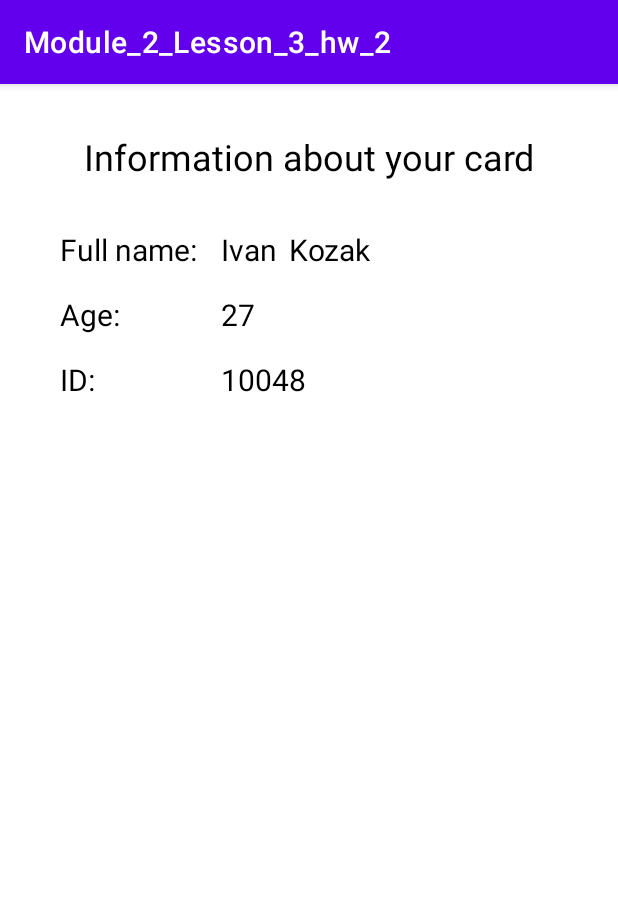
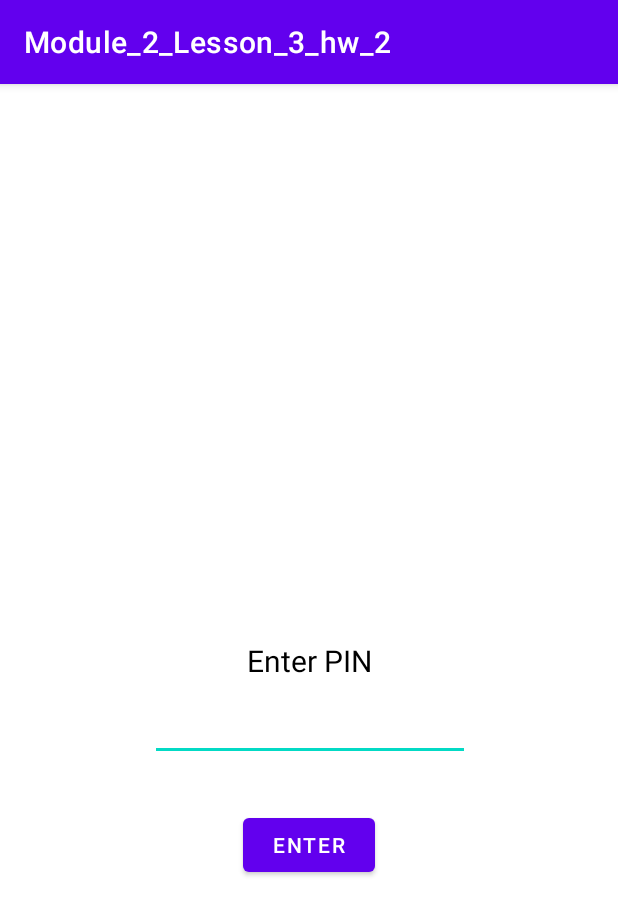
Before and after one commit to vdcast/Module_2_Lesson_3_hw_2, an Android app: the screen it shows after launch (MainActivity), on a phone screen of 412 x 824 dp. Shown: the top 915 px of the screen. Run offline under Robolectric (Android 15) with nearby library versions, the phone set to English and light mode, and no system bars.

Commit message:
added Constraint layouts: clInfo, clPin basic logic to gone/visible these layouts

```diff
--- a/app/build.gradle
+++ b/app/build.gradle
@@ -1,6 +1,7 @@
 plugins {
     id 'com.android.application'
     id 'kotlin-android'
+    id 'kotlin-android-extensions'
 }
 
 android {
--- a/app/src/main/java/com/example/module_2_lesson_3_hw_2/MainActivity.kt
+++ b/app/src/main/java/com/example/module_2_lesson_3_hw_2/MainActivity.kt
@@ -1,11 +1,35 @@
 package com.example.module_2_lesson_3_hw_2
 
+import android.content.Intent
 import androidx.appcompat.app.AppCompatActivity
 import android.os.Bundle
+import android.view.View
+import kotlinx.android.synthetic.main.activity_main.*
 
 class MainActivity : AppCompatActivity() {
     override fun onCreate(savedInstanceState: Bundle?) {
         super.onCreate(savedInstanceState)
         setContentView(R.layout.activity_main)
+
+
+
+        clInfo.visibility = View.GONE
+
+        val pin = "0000"
+
+        btPin.setOnClickListener {
+            if (etPin.text.toString() == pin){
+                clInfo.visibility = View.VISIBLE
+                clPin.visibility = View.GONE
+            }else{
+                tvAlert.text = "Wrong PIN. Try again."
+            }
+        }
+
+        btCheckBalance.setOnClickListener {
+            val intent = Intent(this,SecondActivity::class.java)
+            startActivity(intent)
+        }
+
     }
 }
--- a/app/src/main/res/layout/activity_main.xml
+++ b/app/src/main/res/layout/activity_main.xml
@@ -2,9 +2,38 @@
 <androidx.constraintlayout.widget.ConstraintLayout xmlns:android="http://schemas.android.com/apk/res/android"
     xmlns:app="http://schemas.android.com/apk/res-auto"
     xmlns:tools="http://schemas.android.com/tools"
+    android:id="@+id/clRoot"
     android:layout_width="match_parent"
     android:layout_height="match_parent"
     tools:context=".MainActivity">
+
+    <androidx.constraintlayout.widget.ConstraintLayout
+        android:id="@+id/clInfo"
+        android:layout_width="match_parent"
+        android:layout_height="match_parent">
+
+        <TextView
+            android:id="@+id/tvId"
+            android:layout_width="wrap_content"
+            android:layout_height="wrap_content"
+            android:layout_marginTop="16dp"
+            android:text="ID:"
+            android:textColor="#000000"
+            android:textSize="20sp"
+            android:visibility="visible"
+            app:layout_constraintStart_toStartOf="@+id/tvAge"
+            app:layout_constraintTop_toBottomOf="@+id/tvAge" />
+
+        <Button
+            android:id="@+id/btCheckBalance"
+            android:layout_width="wrap_content"
+            android:layout_height="wrap_content"
+            android:layout_marginTop="48dp"
+            android:text="Check Balance"
+            android:visibility="visible"
+            app:layout_constraintEnd_toEndOf="parent"
+            app:layout_constraintStart_toStartOf="parent"
+            app:layout_constraintTop_toBottomOf="@+id/tvIdValue" />
 
         <TextView
             android:id="@+id/tvName"
@@ -14,9 +43,23 @@
             android:text="Ivan"
             android:textColor="#000000"
             android:textSize="20sp"
+            android:visibility="visible"
             app:layout_constraintBottom_toBottomOf="@+id/tvFullName"
             app:layout_constraintStart_toEndOf="@+id/tvFullName"
             app:layout_constraintTop_toTopOf="@+id/tvFullName" />
+
+        <TextView
+            android:id="@+id/tvInfo"
+            android:layout_width="wrap_content"
+            android:layout_height="wrap_content"
+            android:layout_marginTop="32dp"
+            android:text="Information about your card"
+            android:textColor="#000000"
+            android:textSize="24sp"
+            android:visibility="visible"
+            app:layout_constraintEnd_toEndOf="parent"
+            app:layout_constraintStart_toStartOf="parent"
+            app:layout_constraintTop_toTopOf="parent" />
 
         <TextView
             android:id="@+id/tvAgeValue"
@@ -25,7 +68,7 @@
             android:text="27"
             android:textColor="#000000"
             android:textSize="20sp"
-        app:layout_constraintBottom_toBottomOf="@+id/tvAge"
+            android:visibility="visible"
             app:layout_constraintStart_toStartOf="@+id/tvName"
             app:layout_constraintTop_toTopOf="@+id/tvAge" />
 
@@ -36,9 +79,21 @@
             android:text="10048"
             android:textColor="#000000"
             android:textSize="20sp"
-        app:layout_constraintBottom_toBottomOf="@+id/tvId"
+            android:visibility="visible"
             app:layout_constraintStart_toStartOf="@+id/tvAgeValue"
             app:layout_constraintTop_toTopOf="@+id/tvId" />
+
+        <TextView
+            android:id="@+id/tvAge"
+            android:layout_width="wrap_content"
+            android:layout_height="wrap_content"
+            android:layout_marginTop="16dp"
+            android:text="Age:"
+            android:textColor="#000000"
+            android:textSize="20sp"
+            android:visibility="visible"
+            app:layout_constraintStart_toStartOf="@+id/tvFullName"
+            app:layout_constraintTop_toBottomOf="@+id/tvFullName" />
 
         <TextView
             android:id="@+id/tvLastName"
@@ -48,21 +103,10 @@
             android:text="Kozak"
             android:textColor="#000000"
             android:textSize="20sp"
+            android:visibility="visible"
             app:layout_constraintBottom_toBottomOf="@+id/tvName"
             app:layout_constraintStart_toEndOf="@+id/tvName"
             app:layout_constraintTop_toTopOf="@+id/tvName" />
-
-    <TextView
-        android:id="@+id/tvCard"
-        android:layout_width="wrap_content"
-        android:layout_height="wrap_content"
-        android:layout_marginTop="32dp"
-        android:text="Information about your card"
-        android:textColor="#000000"
-        android:textSize="24sp"
-        app:layout_constraintEnd_toEndOf="parent"
-        app:layout_constraintStart_toStartOf="parent"
-        app:layout_constraintTop_toTopOf="parent" />
 
         <TextView
             android:id="@+id/tvFullName"
@@ -73,29 +117,63 @@
             android:text="Full name:"
             android:textColor="#000000"
             android:textSize="20sp"
-        app:layout_constraintStart_toStartOf="@+id/tvCard"
-        app:layout_constraintTop_toBottomOf="@+id/tvCard" />
+            android:visibility="visible"
+            app:layout_constraintStart_toStartOf="@+id/tvInfo"
+            app:layout_constraintTop_toBottomOf="@+id/tvInfo" />
+    </androidx.constraintlayout.widget.ConstraintLayout>
+
+    <androidx.constraintlayout.widget.ConstraintLayout
+        android:id="@+id/clPin"
+        android:layout_width="match_parent"
+        android:layout_height="match_parent"
+        tools:layout_editor_absoluteX="0dp"
+        tools:layout_editor_absoluteY="0dp">
 
         <TextView
-        android:id="@+id/tvAge"
+            android:id="@+id/tvPin"
             android:layout_width="wrap_content"
             android:layout_height="wrap_content"
-        android:layout_marginTop="16dp"
-        android:text="Age:"
+            android:text="Enter PIN"
             android:textColor="#000000"
             android:textSize="20sp"
-        app:layout_constraintStart_toStartOf="@+id/tvFullName"
-        app:layout_constraintTop_toBottomOf="@+id/tvFullName" />
+            app:layout_constraintBottom_toBottomOf="parent"
+            app:layout_constraintEnd_toEndOf="parent"
+            app:layout_constraintStart_toStartOf="parent"
+            app:layout_constraintTop_toTopOf="parent" />
+
+        <EditText
+            android:id="@+id/etPin"
+            android:layout_width="wrap_content"
+            android:layout_height="wrap_content"
+            android:layout_marginTop="8dp"
+            android:ems="10"
+            android:inputType="number"
+            app:layout_constraintEnd_toEndOf="@+id/tvPin"
+            app:layout_constraintStart_toStartOf="@+id/tvPin"
+            app:layout_constraintTop_toBottomOf="@+id/tvPin"
+            tools:ignore="SpeakableTextPresentCheck,TouchTargetSizeCheck" />
+
+        <Button
+            android:id="@+id/btPin"
+            android:layout_width="wrap_content"
+            android:layout_height="wrap_content"
+            android:layout_marginTop="32dp"
+            android:text="ENTER"
+            app:layout_constraintEnd_toEndOf="@+id/etPin"
+            app:layout_constraintHorizontal_bias="0.495"
+            app:layout_constraintStart_toStartOf="@+id/etPin"
+            app:layout_constraintTop_toBottomOf="@+id/etPin" />
 
         <TextView
-        android:id="@+id/tvId"
+            android:id="@+id/tvAlert"
             android:layout_width="wrap_content"
             android:layout_height="wrap_content"
-        android:layout_marginTop="16dp"
-        android:text="ID:"
-        android:textColor="#000000"
-        android:textSize="20sp"
-        app:layout_constraintStart_toStartOf="@+id/tvAge"
-        app:layout_constraintTop_toBottomOf="@+id/tvAge" />
+            android:layout_marginTop="8dp"
+            android:textColor="#FF0909"
+            android:textSize="14sp"
+            app:layout_constraintEnd_toEndOf="@+id/etPin"
+            app:layout_constraintStart_toStartOf="@+id/etPin"
+            app:layout_constraintTop_toBottomOf="@+id/etPin" />
+    </androidx.constraintlayout.widget.ConstraintLayout>
 
 </androidx.constraintlayout.widget.ConstraintLayout>
--- a/app/src/main/res/layout/activity_second.xml
+++ b/app/src/main/res/layout/activity_second.xml
@@ -9,8 +9,8 @@
 
     <ImageView
         android:id="@+id/imageView"
-        android:layout_width="0dp"
-        android:layout_height="0dp"
+        android:layout_width="wrap_content"
+        android:layout_height="wrap_content"
         app:layout_constraintBottom_toBottomOf="parent"
         app:layout_constraintEnd_toEndOf="parent"
         app:layout_constraintStart_toStartOf="parent"
```
Lines whose indentation alone changed are shown as unchanged.
